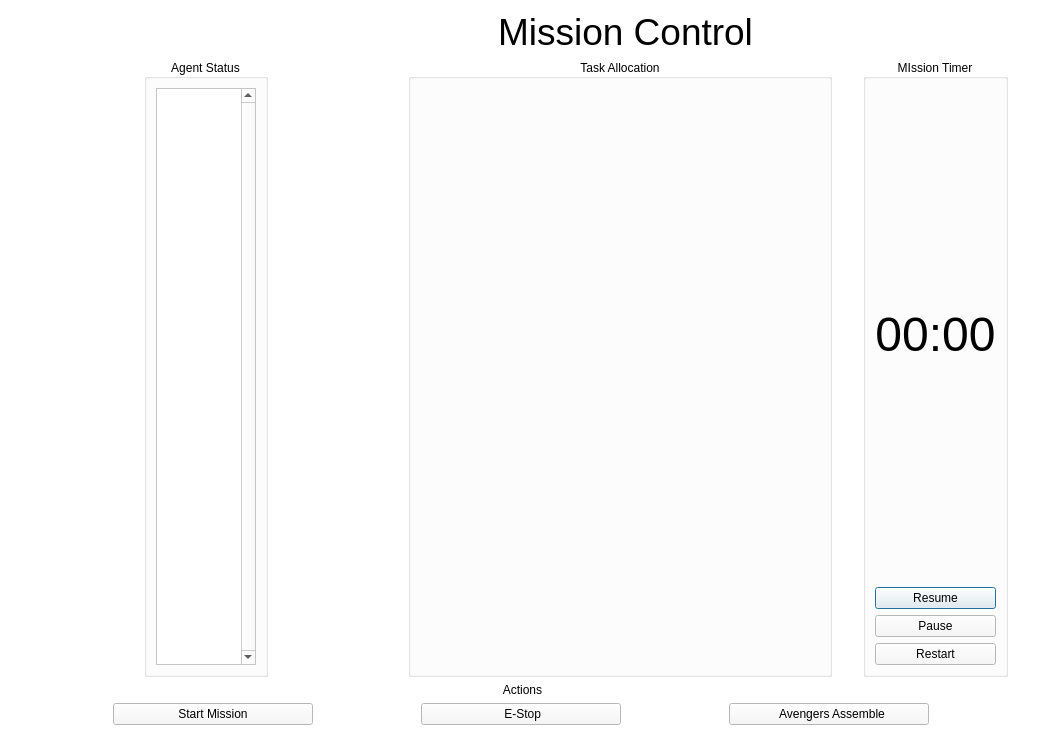
Before: the Qt Designer form src/robosar_gui.ui in MRSD-Team-RoboSAR/robosar_gui, drawn with Qt 5.
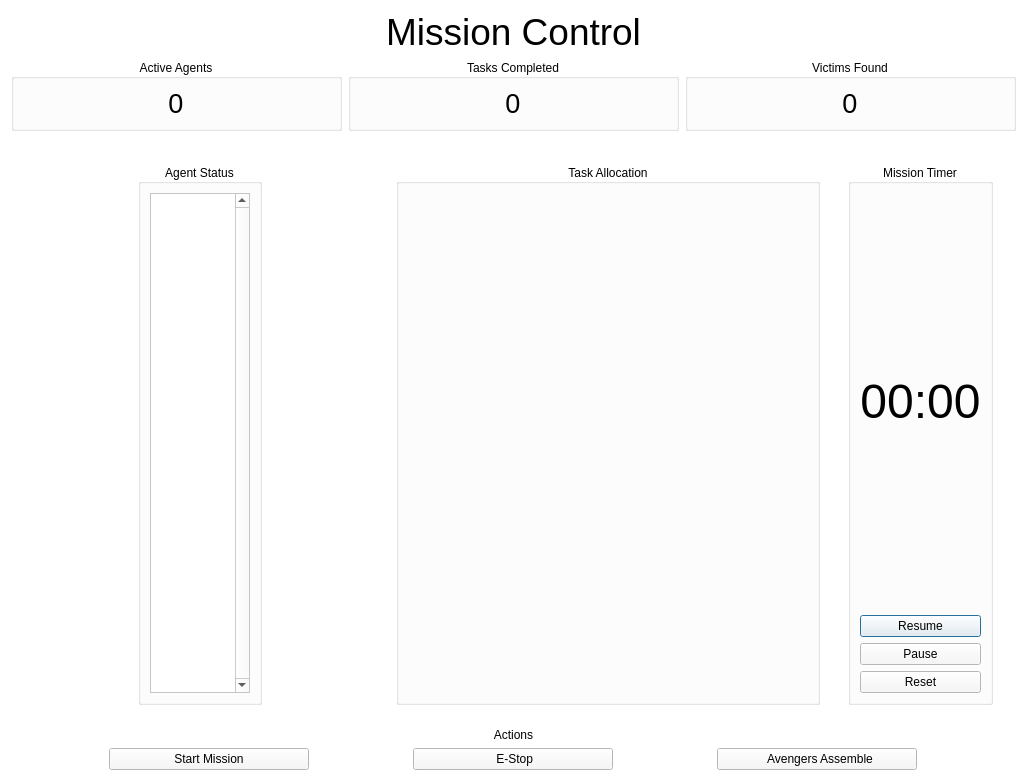
After: the same form once the commit is applied. Icons and pictures are not drawn.

Commit message: add top bar of active agents, victims found, etc

Patch:
```diff
--- a/src/robosar_gui.ui
+++ b/src/robosar_gui.ui
@@ -6,8 +6,8 @@
    <rect>
     <x>0</x>
     <y>0</y>
-    <width>1045</width>
-    <height>736</height>
+    <width>1027</width>
+    <height>781</height>
    </rect>
   </property>
   <property name="palette">
@@ -109,7 +109,7 @@
   </property>
   <layout class="QVBoxLayout" name="verticalLayout_4">
    <item>
-    <layout class="QHBoxLayout" name="horizontalLayout" stretch="1,0">
+    <layout class="QHBoxLayout" name="horizontalLayout" stretch="1,2,1">
      <property name="sizeConstraint">
       <enum>QLayout::SetMinimumSize</enum>
      </property>
@@ -162,8 +162,149 @@
        </property>
       </widget>
      </item>
+     <item>
+      <widget class="QLabel" name="label_4">
+       <property name="maximumSize">
+        <size>
+         <width>200</width>
+         <height>100</height>
+        </size>
+       </property>
+       <property name="text">
+        <string/>
+       </property>
+      </widget>
+     </item>
     </layout>
    </item>
+   <item>
+    <layout class="QHBoxLayout" name="horizontalLayout_4" stretch="0,0,0">
+     <item>
+      <layout class="QVBoxLayout" name="verticalLayout_11">
+       <item>
+        <widget class="QGroupBox" name="groupBox_4">
+         <property name="title">
+          <string>Active Agents</string>
+         </property>
+         <property name="alignment">
+          <set>Qt::AlignCenter</set>
+         </property>
+         <layout class="QHBoxLayout" name="horizontalLayout_5">
+          <item>
+           <widget class="QLabel" name="active_agents_label">
+            <property name="maximumSize">
+             <size>
+              <width>50</width>
+              <height>50</height>
+             </size>
+            </property>
+            <property name="font">
+             <font>
+              <pointsize>20</pointsize>
+             </font>
+            </property>
+            <property name="text">
+             <string>0</string>
+            </property>
+            <property name="alignment">
+             <set>Qt::AlignCenter</set>
+            </property>
+           </widget>
+          </item>
+         </layout>
+        </widget>
+       </item>
+      </layout>
+     </item>
+     <item>
+      <layout class="QVBoxLayout" name="verticalLayout_10">
+       <item>
+        <widget class="QGroupBox" name="groupBox_5">
+         <property name="title">
+          <string>Tasks Completed</string>
+         </property>
+         <property name="alignment">
+          <set>Qt::AlignCenter</set>
+         </property>
+         <layout class="QHBoxLayout" name="horizontalLayout_6">
+          <item>
+           <widget class="QLabel" name="tasks_completed_label">
+            <property name="maximumSize">
+             <size>
+              <width>50</width>
+              <height>50</height>
+             </size>
+            </property>
+            <property name="font">
+             <font>
+              <pointsize>20</pointsize>
+             </font>
+            </property>
+            <property name="text">
+             <string>0</string>
+            </property>
+            <property name="alignment">
+             <set>Qt::AlignCenter</set>
+            </property>
+           </widget>
+          </item>
+         </layout>
+        </widget>
+       </item>
+      </layout>
+     </item>
+     <item>
+      <layout class="QVBoxLayout" name="verticalLayout_2">
+       <item>
+        <widget class="QGroupBox" name="groupBox_6">
+         <property name="title">
+          <string>Victims Found</string>
+         </property>
+         <property name="alignment">
+          <set>Qt::AlignCenter</set>
+         </property>
+         <layout class="QHBoxLayout" name="horizontalLayout_7">
+          <item>
+           <widget class="QLabel" name="victims_found_label">
+            <property name="maximumSize">
+             <size>
+              <width>50</width>
+              <height>50</height>
+             </size>
+            </property>
+            <property name="font">
+             <font>
+              <pointsize>20</pointsize>
+             </font>
+            </property>
+            <property name="text">
+             <string>0</string>
+            </property>
+            <property name="alignment">
+             <set>Qt::AlignCenter</set>
+            </property>
+           </widget>
+          </item>
+         </layout>
+        </widget>
+       </item>
+      </layout>
+     </item>
+    </layout>
+   </item>
+   <item>
+    <spacer name="verticalSpacer">
+     <property name="orientation">
+      <enum>Qt::Vertical</enum>
+     </property>
+     <property name="sizeHint" stdset="0">
+      <size>
+       <width>20</width>
+       <height>50</height>
+      </size>
+     </property>
+    </spacer>
+   </item>
    <item>
     <layout class="QHBoxLayout" name="horizontalLayout_2" stretch="2,2,1">
      <property name="sizeConstraint">
@@ -297,7 +438,7 @@
        <item alignment="Qt::AlignHCenter">
         <widget class="QGroupBox" name="groupBox_3">
          <property name="title">
-          <string>MIssion Timer</string>
+          <string>Mission Timer</string>
          </property>
          <property name="alignment">
           <set>Qt::AlignCenter</set>
@@ -341,7 +482,7 @@
           <item>
            <widget class="QPushButton" name="restart_timer_button">
             <property name="text">
-             <string>Restart</string>
+             <string>Reset</string>
             </property>
            </widget>
           </item>
@@ -352,6 +493,19 @@
      </item>
     </layout>
    </item>
+   <item>
+    <spacer name="verticalSpacer_2">
+     <property name="orientation">
+      <enum>Qt::Vertical</enum>
+     </property>
+     <property name="sizeHint" stdset="0">
+      <size>
+       <width>20</width>
+       <height>40</height>
+      </size>
+     </property>
+    </spacer>
+   </item>
    <item>
     <widget class="QLabel" name="label_6">
      <property name="maximumSize">
```
The commit also changes 2 other files.
